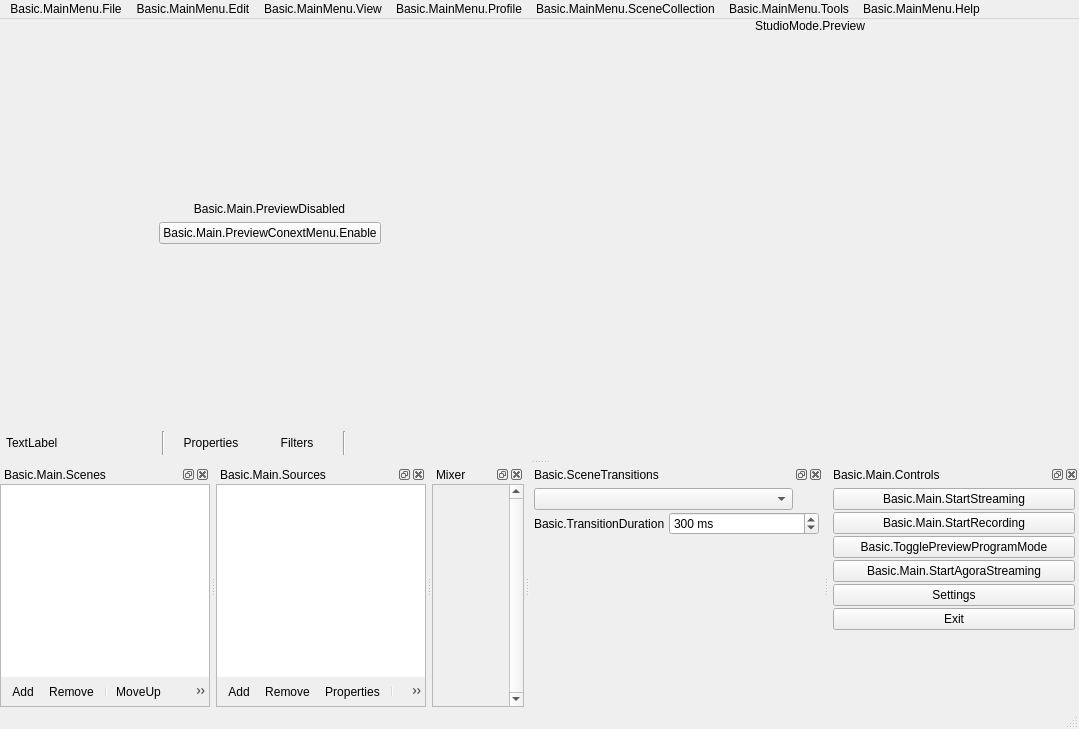
Before: the Qt Designer form UI/forms/OBSBasic.ui in AgoraIO/OBS, drawn with Qt 5.
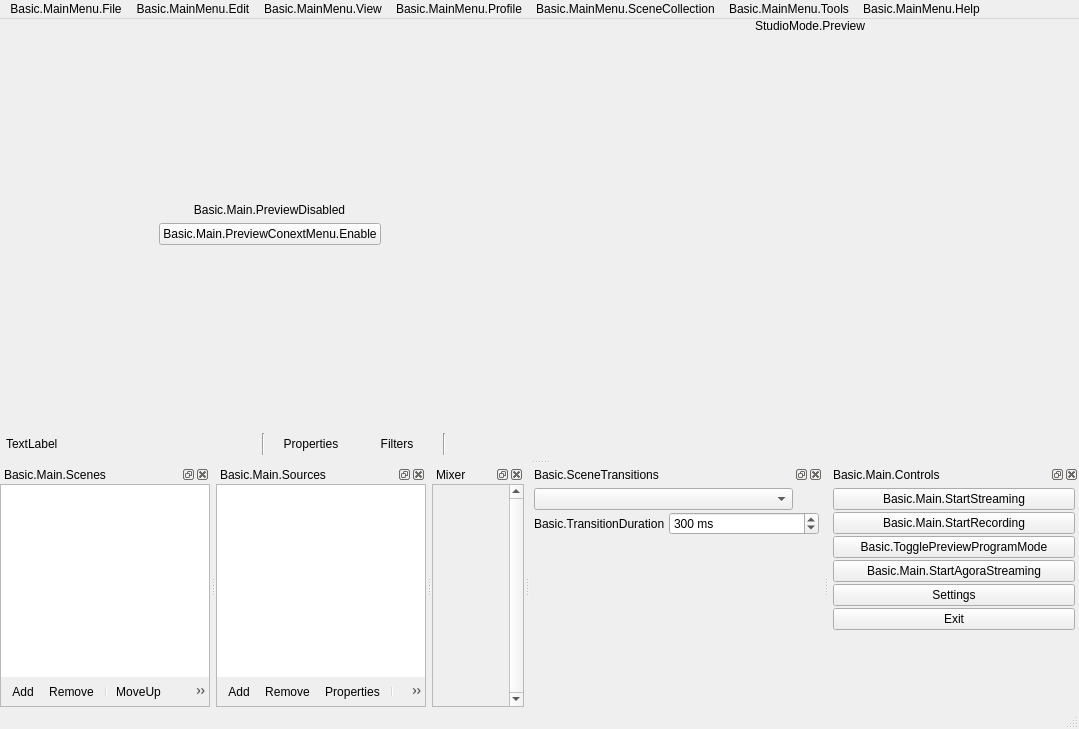
After: the same form once the commit is applied. Icons and pictures are not drawn. Custom widgets are drawn as their Qt base class.

The edit to the form file:
```diff
--- a/UI/forms/OBSBasic.ui
+++ b/UI/forms/OBSBasic.ui
@@ -206,18 +206,18 @@
       <property name="minimumSize">
        <size>
         <width>0</width>
-        <height>32</height>
+        <height>30</height>
        </size>
       </property>
       <property name="maximumSize">
        <size>
         <width>16777215</width>
-        <height>32</height>
+        <height>30</height>
        </size>
       </property>
       <layout class="QHBoxLayout" name="horizontalLayout9">
        <property name="spacing">
-        <number>4</number>
+        <number>6</number>
        </property>
        <property name="sizeConstraint">
         <enum>QLayout::SetDefaultConstraint</enum>
@@ -266,16 +266,22 @@
           </property>
           <item>
            <widget class="QLabel" name="contextSourceLabel">
+            <property name="sizePolicy">
+             <sizepolicy hsizetype="Preferred" vsizetype="Fixed">
+              <horstretch>0</horstretch>
+              <verstretch>0</verstretch>
+             </sizepolicy>
+            </property>
             <property name="minimumSize">
              <size>
-              <width>150</width>
-              <height>0</height>
+              <width>250</width>
+              <height>22</height>
              </size>
             </property>
             <property name="maximumSize">
              <size>
-              <width>150</width>
-              <height>16</height>
+              <width>250</width>
+              <height>22</height>
              </size>
             </property>
             <property name="text">
@@ -298,6 +304,18 @@
               <verstretch>0</verstretch>
              </sizepolicy>
             </property>
+            <property name="minimumSize">
+             <size>
+              <width>0</width>
+              <height>22</height>
+             </size>
+            </property>
+            <property name="maximumSize">
+             <size>
+              <width>16777215</width>
+              <height>22</height>
+             </size>
+            </property>
             <property name="toolTip">
              <string>Properties</string>
             </property>
@@ -318,6 +336,18 @@
           </item>
           <item>
            <widget class="QPushButton" name="sourceFiltersButton">
+            <property name="minimumSize">
+             <size>
+              <width>0</width>
+              <height>22</height>
+             </size>
+            </property>
+            <property name="maximumSize">
+             <size>
+              <width>16777215</width>
+              <height>22</height>
+             </size>
+            </property>
             <property name="toolTip">
              <string>Filters</string>
             </property>
@@ -349,11 +379,23 @@
        <item>
         <widget class="QWidget" name="emptySpace" native="true">
          <property name="sizePolicy">
-          <sizepolicy hsizetype="Expanding" vsizetype="Preferred">
+          <sizepolicy hsizetype="Expanding" vsizetype="Fixed">
            <horstretch>0</horstretch>
            <verstretch>0</verstretch>
           </sizepolicy>
          </property>
+         <property name="minimumSize">
+          <size>
+           <width>0</width>
+           <height>22</height>
+          </size>
+         </property>
+         <property name="maximumSize">
+          <size>
+           <width>16777215</width>
+           <height>22</height>
+          </size>
+         </property>
          <layout class="QHBoxLayout" name="horizontalLayout_6">
           <property name="spacing">
            <number>0</number>
```
Left out of the diff: 2 changed lines with no effect on the pictures.
